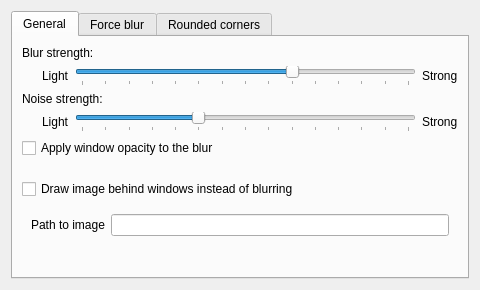
taj-ny/kwin-effects-forceblur, file src/kcm/blur_config.ui: the form before one commit.
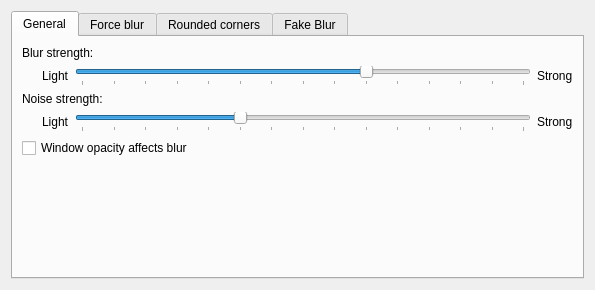
The form after the commit.

Commit message: config: move all settings to BlurSettings

```diff
--- a/src/kcm/blur_config.ui
+++ b/src/kcm/blur_config.ui
@@ -175,59 +175,10 @@
           </sizepolicy>
          </property>
          <property name="text">
-          <string>Apply window opacity to the blur</string>
+          <string>Window opacity affects blur</string>
          </property>
         </widget>
        </item>
-       <item>
-        <spacer>
-         <property name="orientation">
-          <enum>Qt::Vertical</enum>
-         </property>
-         <property name="sizeHint" stdset="0">
-          <size>
-           <width>0</width>
-           <height>15</height>
-          </size>
-         </property>
-        </spacer>
-       </item>
-       <item>
-        <widget class="QCheckBox" name="kcfg_FakeBlur">
-         <property name="sizePolicy">
-          <sizepolicy hsizetype="Fixed" vsizetype="Fixed">
-           <horstretch>0</horstretch>
-           <verstretch>0</verstretch>
-          </sizepolicy>
-         </property>
-         <property name="text">
-          <string>Draw image behind windows instead of blurring</string>
-         </property>
-        </widget>
-       </item>
-       <item>
-        <widget class="QWidget">
-         <property name="sizePolicy">
-          <sizepolicy hsizetype="Expanding" vsizetype="Fixed">
-           <horstretch>0</horstretch>
-           <verstretch>0</verstretch>
-          </sizepolicy>
-         </property>
-         <layout class="QHBoxLayout">
-          <item>
-           <widget class="QLabel">
-            <property name="text">
-             <string>Path to image</string>
-            </property>
-           </widget>
-          </item>
-          <item>
-           <widget class="QLineEdit" name="kcfg_FakeBlurImage">
-           </widget>
-          </item>
-         </layout>
-        </widget>
-       </item>
        <item>
         <widget class="QWidget">
          <property name="sizePolicy">
@@ -312,10 +263,23 @@
        <item>
         <widget class="QLabel">
          <property name="text">
-          <string>The corner radius only applies to the blurred region, not to the window.</string>
+          <string>The corner radius only applies to the blur region.</string>
          </property>
         </widget>
        </item>
+       <item>
+        <spacer>
+         <property name="orientation">
+          <enum>Qt::Vertical</enum>
+         </property>
+         <property name="sizeHint" stdset="0">
+          <size>
+           <width>0</width>
+           <height>10</height>
+          </size>
+         </property>
+        </spacer>
+       </item>
        <item>
         <layout class="QHBoxLayout">
          <item>
@@ -425,6 +389,181 @@
        </item>
       </layout>
      </widget>
+     <widget class="QWidget">
+      <attribute name="title">
+       <string>Fake Blur</string>
+      </attribute>
+      <layout class="QVBoxLayout">
+       <item>
+        <widget class="QLabel">
+         <property name="text">
+          <string>When fake blur is enabled, an image will be painted behind windows instead of blurring the background,
+resulting in much lower resource and power usage.</string>
+         </property>
+        </widget>
+       </item>
+       <item>
+        <spacer>
+         <property name="orientation">
+          <enum>Qt::Vertical</enum>
+         </property>
+         <property name="sizeHint" stdset="0">
+          <size>
+           <width>0</width>
+           <height>10</height>
+          </size>
+         </property>
+        </spacer>
+       </item>
+       <item>
+        <widget class="QCheckBox" name="kcfg_FakeBlur">
+         <property name="text">
+          <string>Enable</string>
+         </property>
+        </widget>
+       </item>
+       <item>
+        <widget class="QCheckBox" name="kcfg_FakeBlurDisableWhenWindowBehind">
+         <property name="text">
+          <string>Use real blur for windows that are in front of other windows</string>
+         </property>
+        </widget>
+       </item>
+       <item>
+        <spacer>
+         <property name="orientation">
+          <enum>Qt::Vertical</enum>
+         </property>
+         <property name="sizeHint" stdset="0">
+          <size>
+           <width>0</width>
+           <height>10</height>
+          </size>
+         </property>
+        </spacer>
+       </item>
+       <item>
+        <layout class="QVBoxLayout">
+         <item>
+          <widget class="QLabel">
+           <property name="text">
+            <string>Image source:</string>
+           </property>
+          </widget>
+         </item>
+         <item>
+          <widget class="QRadioButton" name="kcfg_FakeBlurImageSourceWallpaper">
+           <property name="text">
+            <string>Wallpaper (coming soon)</string>
+           </property>
+           <property name="enabled">
+            <bool>false</bool>
+           </property>
+          </widget>
+         </item>
+         <item>
+          <layout class="QVBoxLayout">
+           <item>
+            <widget class="QRadioButton" name="kcfg_FakeBlurImageSourceCustom">
+             <property name="text">
+              <string>Custom image</string>
+             </property>
+            </widget>
+           </item>
+           <item>
+            <layout class="QHBoxLayout">
+             <item>
+              <spacer name="horizontalSpacer_2">
+               <property name="orientation">
+                <enum>Qt::Horizontal</enum>
+               </property>
+               <property name="sizeType">
+                <enum>QSizePolicy::Fixed</enum>
+               </property>
+               <property name="sizeHint" stdset="0">
+                <size>
+                 <width>30</width>
+                 <height>1</height>
+                </size>
+               </property>
+              </spacer>
+             </item>
+             <item>
+              <layout class="QVBoxLayout">
+               <item>
+                <layout class="QHBoxLayout">
+                 <item>
+                  <widget class="QLabel">
+                   <property name="text">
+                    <string>Path to image</string>
+                   </property>
+                  </widget>
+                 </item>
+                 <item>
+                  <widget class="QLineEdit" name="kcfg_FakeBlurImage">
+                  </widget>
+                 </item>
+                </layout>
+               </item>
+               <item>
+                <widget class="QCheckBox" name="kcfg_FakeBlurCustomImageBlur">
+                 <property name="sizePolicy">
+                  <sizepolicy hsizetype="Fixed" vsizetype="Fixed">
+                   <horstretch>0</horstretch>
+                   <verstretch>0</verstretch>
+                  </sizepolicy>
+                 </property>
+                 <property name="text">
+                  <string>Blur image</string>
+                 </property>
+                </widget>
+               </item>
+              </layout>
+             </item>
+            </layout>
+           </item>
+          </layout>
+         </item>
+        </layout>
+       </item>
+
+       <item>
+        <spacer>
+         <property name="orientation">
+          <enum>Qt::Vertical</enum>
+         </property>
+         <property name="sizeHint" stdset="0">
+          <size>
+           <width>0</width>
+           <height>15</height>
+          </size>
+         </property>
+        </spacer>
+       </item>
+
+       <item>
+        <widget class="QWidget">
+         <property name="sizePolicy">
+          <sizepolicy hsizetype="Expanding" vsizetype="Fixed">
+           <horstretch>0</horstretch>
+           <verstretch>0</verstretch>
+          </sizepolicy>
+         </property>
+
+        </widget>
+       </item>
+       <item>
+        <widget class="QWidget">
+         <property name="sizePolicy">
+          <sizepolicy hsizetype="Fixed" vsizetype="Expanding">
+           <horstretch>0</horstretch>
+           <verstretch>1</verstretch>
+          </sizepolicy>
+         </property>
+        </widget>
+       </item>
+      </layout>
+     </widget>
     </widget>
    </item>
   </layout>
```
Left out of the diff: 2 changed lines with no effect on the pictures. The commit also changes 8 other files.
